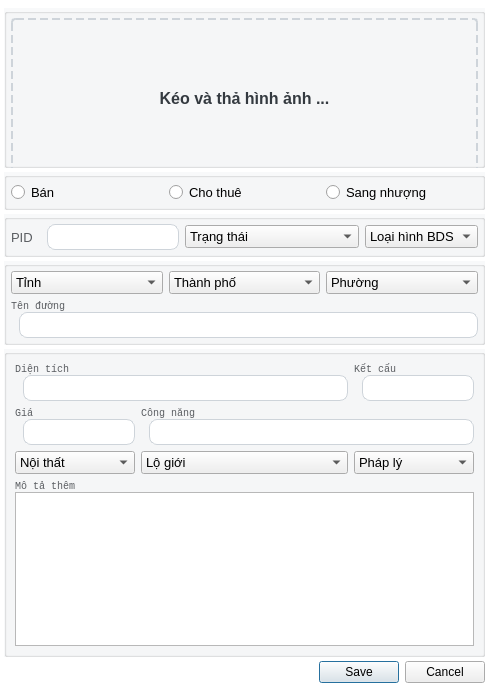
Qt form ui/dialog_re_product.ui (dinhbinhnguyen0105/python.my-manager.v2) before a commit.
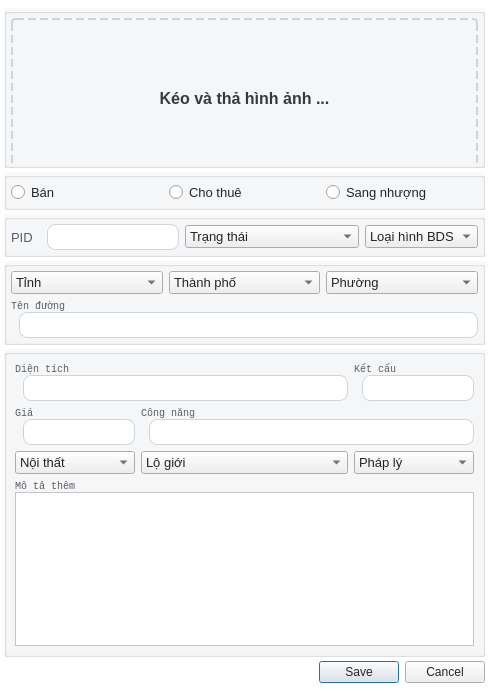
The same form after that commit.

Diff of the .ui file:
```diff
--- a/ui/dialog_re_product.ui
+++ b/ui/dialog_re_product.ui
@@ -21,34 +21,48 @@
    <string>Dialog</string>
   </property>
   <property name="styleSheet">
-   <string notr="true">QDialog {
-background-color: #FFFFFF;
+   <string notr="true">#Dialog_REProduct {
+  font-family: &quot;Courier New&quot;;
+  background-color: #FFFFFF;
 }
-QLineEdit{
-padding: 4px 0;
-border: 1px solid #CED4DA;
-border-radius: 8px;
-margin-left: 8px;
-padding-left: 4px;
+QGroupBox {
+  font-family: &quot;Courier New&quot;;
+  font-size: 13px;
+  background-color: rgba(248, 249, 250, 1);
 }
-QLabel{
-font-family: &quot;Courier New&quot;;
-font-size: 13px;
-color: rgb(90, 93, 97);
+QLineEdit {
+  padding: 4px 0;
+  border: 1px solid #ced4da;
+  border-radius: 8px;
+  margin-left: 8px;
+  padding-left: 4px;
+  background-color: #FFFFFF;
+  color:#212529;
+}
+QPlainTextEdit {
+	background-color: #FFFFFF;
+  color:#212529;
+}
+QLabel {
+  font-family: &quot;Courier New&quot;;
+  font-size: 13px;
+  color: rgb(90, 93, 97);
 }
 QRadioButton {
-font-family: &quot;Courier New&quot;;
-font-size: 13px;
+  font-family: &quot;Courier New&quot;;
+  font-size: 13px;
+  color: #212529;
 }
-QComboBox{
-font-family: &quot;Courier New&quot;;
-font-size: 13px;
+QComboBox {
+  font-family: &quot;Courier New&quot;;
+  font-size: 13px;
+  color: #212529;
 }
-QGroupBox{
-font-family: &quot;Courier New&quot;;
-font-size: 13px;
-background-color: rgba(248, 249, 250, 1);
-}</string>
+QPushButton {
+  color: #212529;
+}
+
+</string>
   </property>
   <layout class="QVBoxLayout" name="verticalLayout_2">
    <property name="spacing">
```
